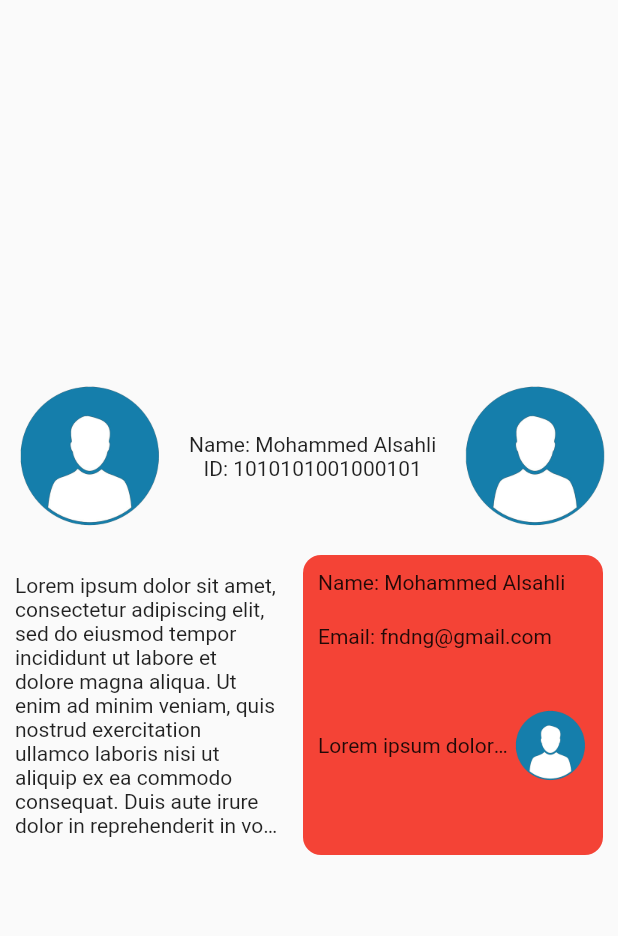
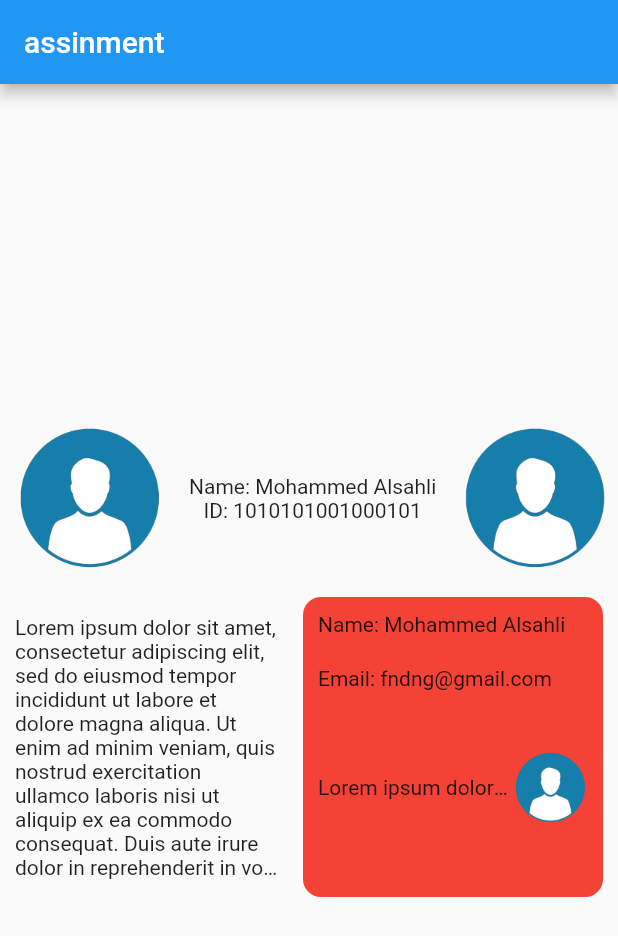
Before and after one commit to MohammedSaudAlsahli/FlutterSecondApp, a Flutter app: the screen it shows after launch, on a phone screen of 412 x 824 dp. Shown: the top 936 px of the screen. Run offline on Flutter 3.47's test engine with Material 2 defaults, Android fonts, the phone set to English and light mode, and no system bars.

Commit message:
added app bar

```diff
--- a/lib/profile_page.dart
+++ b/lib/profile_page.dart
@@ -6,6 +6,9 @@ class ProfilePage extends StatelessWidget {
   @override
   Widget build(BuildContext context) {
     return Scaffold(
+      appBar: AppBar(
+        title: Text('assinment'),
+      ),
       body: SafeArea(
         child: Padding(
           padding: const EdgeInsets.all(10.0),
```
